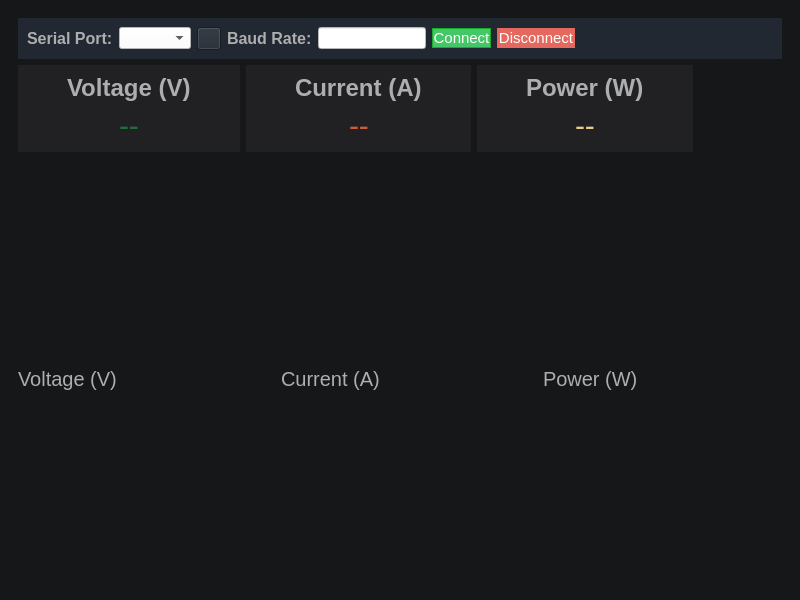
danilo94/QtPowerMonitor, file src/gui/mainwindow/mainwindow.ui: the form before one commit.
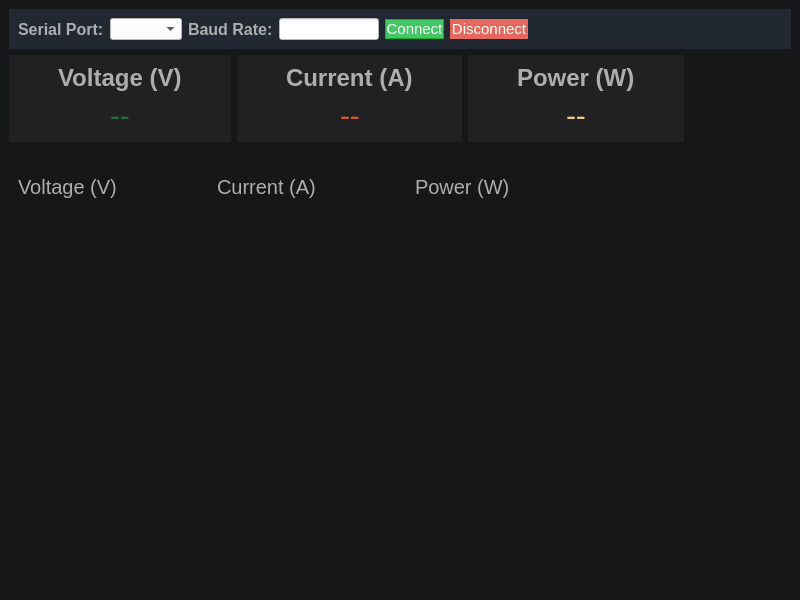
The form after the commit.

Commit message: Feature: update GUI style

```diff
--- a/src/gui/mainwindow/mainwindow.ui
+++ b/src/gui/mainwindow/mainwindow.ui
@@ -11,13 +11,28 @@
    </rect>
   </property>
   <property name="windowTitle">
-   <string>MainWindow</string>
+   <string>Qt Power Monitor</string>
   </property>
   <property name="styleSheet">
    <string notr="true">background-color: #161719</string>
   </property>
+  <property name="unifiedTitleAndToolBarOnMac">
+   <bool>true</bool>
+  </property>
   <widget class="QWidget" name="centralwidget">
    <layout class="QVBoxLayout" name="verticalLayout_2">
+    <property name="leftMargin">
+     <number>0</number>
+    </property>
+    <property name="topMargin">
+     <number>0</number>
+    </property>
+    <property name="rightMargin">
+     <number>0</number>
+    </property>
+    <property name="bottomMargin">
+     <number>0</number>
+    </property>
     <item>
      <widget class="QWidget" name="" native="true">
       <property name="sizePolicy">
@@ -57,18 +72,23 @@
           </item>
           <item>
            <widget class="QComboBox" name="comboBox">
+            <property name="sizePolicy">
+             <sizepolicy hsizetype="Fixed" vsizetype="Fixed">
+              <horstretch>0</horstretch>
+              <verstretch>0</verstretch>
+             </sizepolicy>
+            </property>
+            <property name="maximumSize">
+             <size>
+              <width>100</width>
+              <height>30</height>
+             </size>
+            </property>
             <property name="styleSheet">
              <string notr="true">background-color: white;</string>
             </property>
            </widget>
           </item>
-          <item>
-           <widget class="QToolButton" name="toolButton">
-            <property name="text">
-             <string/>
-            </property>
-           </widget>
-          </item>
           <item>
            <widget class="QLabel" name="label_2">
             <property name="styleSheet">
@@ -89,6 +109,12 @@
               <verstretch>0</verstretch>
              </sizepolicy>
             </property>
+            <property name="maximumSize">
+             <size>
+              <width>100</width>
+              <height>30</height>
+             </size>
+            </property>
             <property name="styleSheet">
              <string notr="true">background-color:white;
 </string>
@@ -146,7 +172,7 @@
        <item>
         <layout class="QHBoxLayout" name="horizontalLayout_7">
          <item>
-          <widget class="QWidget" name="VoltageWidget" native="true">
+          <widget class="QWidget" name="voltageWidget" native="true">
            <property name="sizePolicy">
             <sizepolicy hsizetype="Fixed" vsizetype="Minimum">
              <horstretch>0</horstretch>
@@ -213,7 +239,7 @@
                </spacer>
               </item>
               <item>
-               <widget class="QLabel" name="instantVoltage">
+               <widget class="QLabel" name="voltageValue">
                 <property name="styleSheet">
                  <string notr="true">color: #226e36;
 font-size: 30px;</string>
@@ -338,7 +364,7 @@
           </widget>
          </item>
          <item>
-          <widget class="QWidget" name="CurrentWidget" native="true">
+          <widget class="QWidget" name="powerWidget" native="true">
            <property name="sizePolicy">
             <sizepolicy hsizetype="Fixed" vsizetype="Preferred">
              <horstretch>0</horstretch>
@@ -405,7 +431,7 @@
                </spacer>
               </item>
               <item>
-               <widget class="QLabel" name="label_4">
+               <widget class="QLabel" name="powerValue">
                 <property name="styleSheet">
                  <string notr="true">color: #EFC88B;
 font-size: 30px;</string>
@@ -452,9 +478,10 @@
      </widget>
     </item>
     <item>
-     <layout class="QHBoxLayout" name="horizontalLayout_2">
+     <widget class="QWidget" name="chartsContainer" native="true">
+      <layout class="QHBoxLayout" name="chartContainer">
       <item>
-       <widget class="QWidget" name="widget" native="true">
+        <widget class="QWidget" name="voltageChart" native="true">
         <layout class="QVBoxLayout" name="voltageLayout">
          <item>
           <layout class="QHBoxLayout" name="horizontalLayout_3">
@@ -484,11 +511,24 @@
            </item>
           </layout>
          </item>
+          <item>
+           <spacer name="verticalSpacer">
+            <property name="orientation">
+             <enum>Qt::Vertical</enum>
+            </property>
+            <property name="sizeHint" stdset="0">
+             <size>
+              <width>20</width>
+              <height>40</height>
+             </size>
+            </property>
+           </spacer>
+          </item>
         </layout>
        </widget>
       </item>
       <item>
-       <widget class="QWidget" name="widget" native="true">
+        <widget class="QWidget" name="currentChart" native="true">
         <layout class="QVBoxLayout" name="currentLayout">
          <item>
           <layout class="QHBoxLayout" name="horizontalLayout_4">
@@ -518,11 +558,24 @@
            </item>
           </layout>
          </item>
+          <item>
+           <spacer name="verticalSpacer_2">
+            <property name="orientation">
+             <enum>Qt::Vertical</enum>
+            </property>
+            <property name="sizeHint" stdset="0">
+             <size>
+              <width>20</width>
+              <height>40</height>
+             </size>
+            </property>
+           </spacer>
+          </item>
         </layout>
        </widget>
       </item>
       <item>
-       <widget class="QWidget" name="widget" native="true">
+        <widget class="QWidget" name="powerChart" native="true">
         <layout class="QVBoxLayout" name="powerLayout">
          <item>
           <layout class="QHBoxLayout" name="horizontalLayout_5">
@@ -552,10 +605,37 @@
            </item>
           </layout>
          </item>
+          <item>
+           <spacer name="verticalSpacer_3">
+            <property name="orientation">
+             <enum>Qt::Vertical</enum>
+            </property>
+            <property name="sizeHint" stdset="0">
+             <size>
+              <width>20</width>
+              <height>40</height>
+             </size>
+            </property>
+           </spacer>
+          </item>
         </layout>
        </widget>
       </item>
-     </layout>
+       <item>
+        <spacer name="horizontalSpacer_18">
+         <property name="orientation">
+          <enum>Qt::Horizontal</enum>
+         </property>
+         <property name="sizeHint" stdset="0">
+          <size>
+           <width>40</width>
+           <height>20</height>
+          </size>
+         </property>
+        </spacer>
+       </item>
+      </layout>
+     </widget>
     </item>
    </layout>
   </widget>
```
Lines whose indentation alone changed are shown as unchanged.
